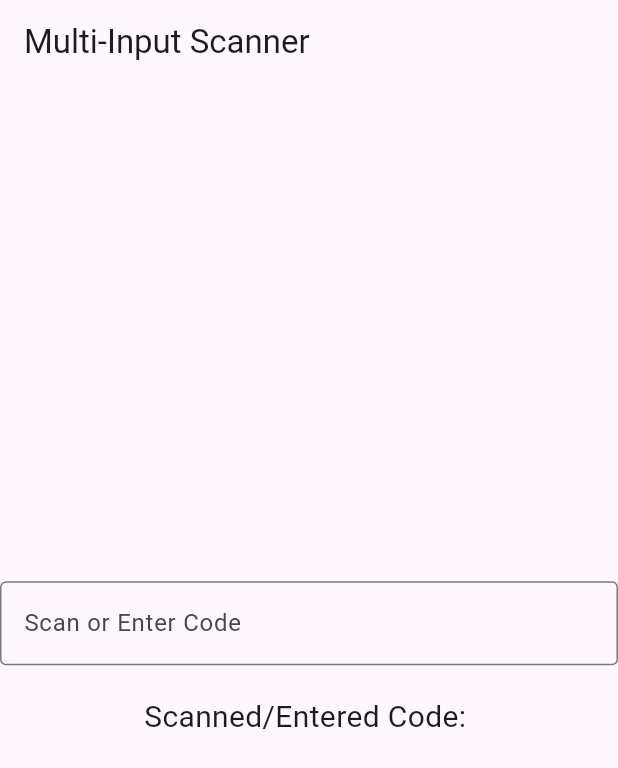
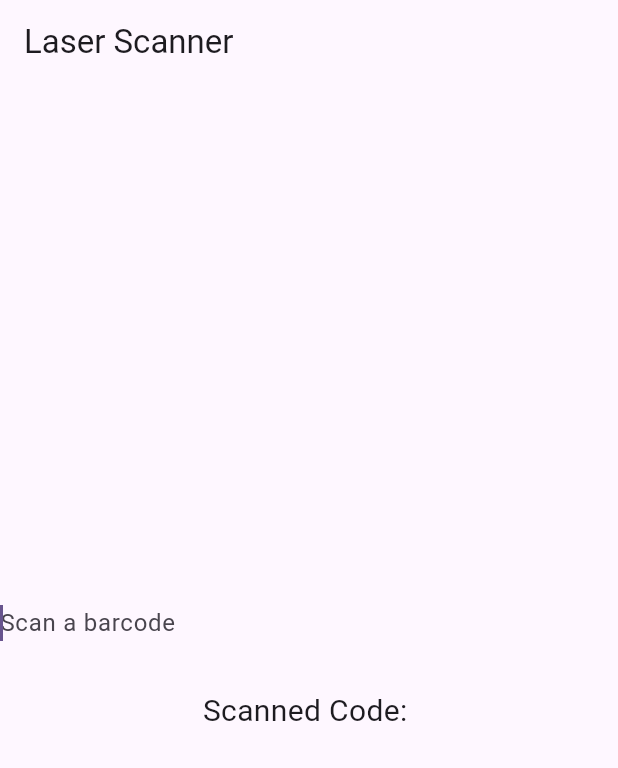
Before and after one commit to patipark/laser_scanner1, a Flutter app: the screen it shows after launch, on a phone screen of 412 x 824 dp. Shown: the top 768 px of the screen. Run offline on Flutter 3.47's test engine with Material 3 defaults, Android fonts, the phone set to English and light mode, and no system bars.

Commit message:
scan ได้แล้วแต่ต้องแตะให้ textbox focus

```diff
--- a/lib/laser_scan_page.dart
+++ b/lib/laser_scan_page.dart
@@ -1,53 +1,61 @@
+// ignore_for_file: avoid_print, unused_import
+
 import 'package:flutter/material.dart';
 import 'package:flutter/services.dart';
 
+
 class LaserScannerPage extends StatefulWidget {
-  final String title;
-  const LaserScannerPage({super.key, required this.title});
-
-  // @override
-  // _LaserScannerPageState createState() => _LaserScannerPageState();
   @override
-  State<LaserScannerPage> createState() => _LaserScannerPageState();
+  _LaserScannerPageState createState() => _LaserScannerPageState();
 }
 
 class _LaserScannerPageState extends State<LaserScannerPage> {
+  final TextEditingController _controller = TextEditingController();
   String _scannedCode = '';
-  String _buffer = '';
+
+  @override
+  void initState() {
+    super.initState();
+    _controller.addListener(_onTextChanged);
+  }
+
+  void _onTextChanged() {
+    if (_controller.text.isNotEmpty) {
+      setState(() {
+        _scannedCode = _controller.text;
+        print(_scannedCode);
+      });
+      _controller.clear();
+    }
+  }
+
+  @override
+  void dispose() {
+    _controller.dispose();
+    super.dispose();
+  }
 
   @override
   Widget build(BuildContext context) {
     return Scaffold(
-      appBar: AppBar(
-        title: Text(widget.title),
-      ),
-      body: KeyboardListener(
-        focusNode: FocusNode(),
-        // onKey: _handleKeyEvent,
-        onKeyEvent: _handleKeyEvent,
-        child: Center(
-          child: Column(
-            mainAxisAlignment: MainAxisAlignment.center,
-            children: <Widget>[
-              Text('Scanned Code: $_scannedCode!',
-                  style: const TextStyle(fontSize: 20)),
-            ],
-          ),
+      appBar: AppBar(title: Text('Laser Scanner')),
+      body: Center(
+        child: Column(
+          mainAxisAlignment: MainAxisAlignment.center,
+          children: <Widget>[
+            TextField(
+              controller: _controller,
+              autofocus: true,
+              decoration: InputDecoration(
+                border: InputBorder.none,
+                hintText: 'Scan a barcode',
+              ),
+            ),
+            SizedBox(height: 20),
+            Text('Scanned Code: $_scannedCode', style: TextStyle(fontSize: 20)),
+          ],
         ),
       ),
     );
   }
-
-  void _handleKeyEvent(KeyEvent event) {
-    if (event is KeyDownEvent) {
-      if (event.logicalKey == LogicalKeyboardKey.enter) {
-        setState(() {
-          _scannedCode = _buffer;
-          _buffer = '';
-        });
-      } else {
-        _buffer += event.character ?? '';
-      }
-    }
-  }
 }
--- a/lib/main.dart
+++ b/lib/main.dart
@@ -34,7 +34,9 @@ class MyApp extends StatelessWidget {
         useMaterial3: true,
       ),
       // home: const MyHomePage(title: 'Flutter Demo Home Page'),
-      home:  MultiInputScannerPage(),
+      // home: const LaserScannerPage(title: 'Flutter Demo Home Page'),
+      home: LaserScannerPage(),
+      // home:  MultiInputScannerPage(),
     );
   }
 }
```
